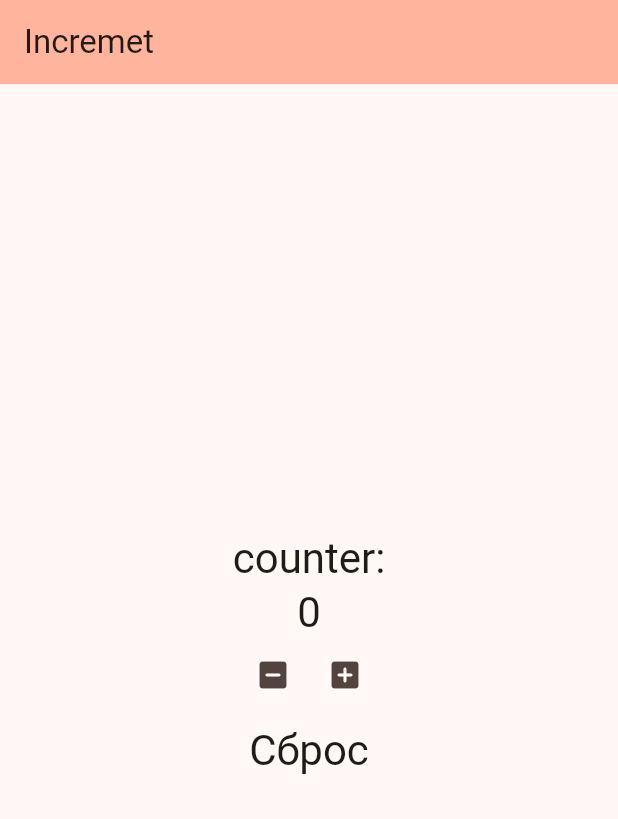
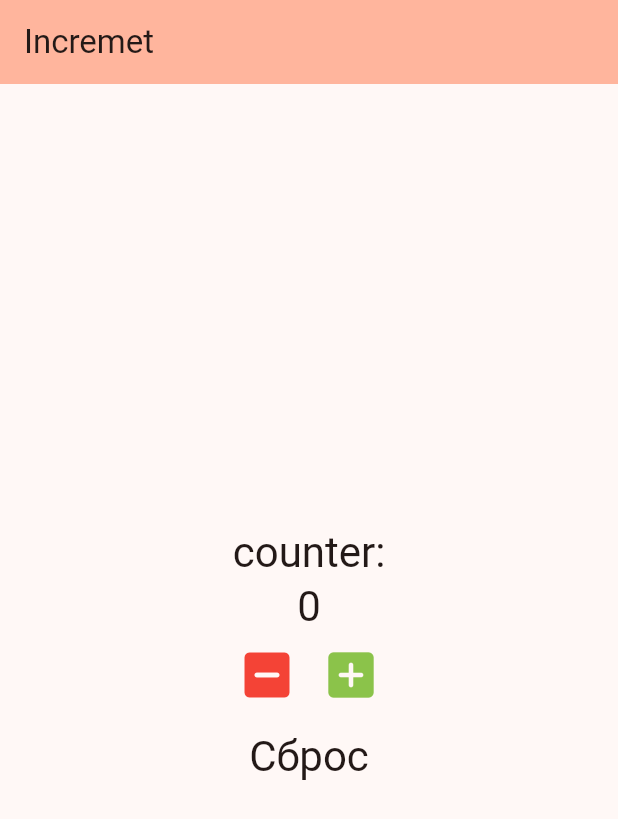
Before and after one commit to ArkashaEsipov/IT2202__Esipov, a Flutter app: the screen it shows after launch, on a phone screen of 412 x 824 dp. Shown: the top 819 px of the screen. Run offline on Flutter 3.47's test engine with Material 3 defaults, Android fonts, the phone set to English and light mode, and no system bars.

Commit message:
fix: color&size of icons

```diff
--- a/Lab3/inkrement/lib/main.dart
+++ b/Lab3/inkrement/lib/main.dart
@@ -89,8 +89,8 @@ class _MyHomePageState extends State<MyHomePage> {
             Row(
               mainAxisAlignment: MainAxisAlignment.center,
               children: [
-                IconButton(onPressed: _Mines, icon: Icon(Icons.indeterminate_check_box_rounded)),
-              IconButton(onPressed: _Plus, icon: Icon(Icons.add_box_rounded))
+                IconButton(onPressed: _Mines, icon: Icon(Icons.indeterminate_check_box_rounded, size: 40, color: Colors.red)),
+              IconButton(onPressed: _Plus, icon: Icon(Icons.add_box_rounded,size: 40, color: Colors.lightGreen))
 
             ],
             ),
```
